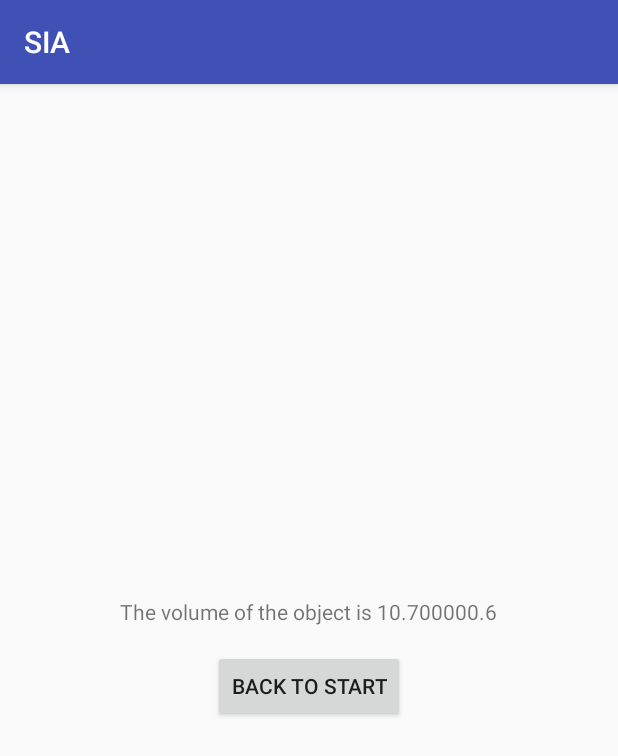
After one commit to cwkd/SIA, an Android app: the VolumeActivity screen opened directly, with no data from a screen before it, on a phone screen of 412 x 824 dp. The commit adds this screen. Shown: the top 756 px of the screen. Run offline under Robolectric (Android 15) with nearby library versions, the phone set to English and light mode, and no system bars.

Commit message:
Thrid Commit

```diff
--- a/app/build.gradle
+++ b/app/build.gradle
@@ -34,9 +34,9 @@ dependencies {
     androidTestCompile('com.android.support.test.espresso:espresso-core:2.2.2', {
         exclude group: 'com.android.support', module: 'support-annotations'
     })
+    compile project(':openCVLibrary330')
     compile 'com.android.support:appcompat-v7:26.+'
     compile 'com.android.support.constraint:constraint-layout:1.0.2'
     compile 'com.android.support:support-v4:26.+'
     testCompile 'junit:junit:4.12'
-    compile project(':openCVLibrary330')
 }
--- a/app/src/main/java/com/example/daniel/sia/CamPreview.java
+++ b/app/src/main/java/com/example/daniel/sia/CamPreview.java
@@ -25,8 +25,8 @@ public class CamPreview extends SurfaceView implements SurfaceHolder.Callback {
         mCamera.setDisplayOrientation(90);
         mHolder = getHolder();
         mHolder.addCallback(this);
-        mHolder.setType(SurfaceHolder.SURFACE_TYPE_NORMAL);
-        //mHolder.setType(SurfaceHolder.SURFACE_TYPE_PUSH_BUFFERS);
+        //mHolder.setType(SurfaceHolder.SURFACE_TYPE_NORMAL);
+        mHolder.setType(SurfaceHolder.SURFACE_TYPE_PUSH_BUFFERS);
     }
 
     @Override
--- /dev/null
+++ b/app/src/main/java/com/example/daniel/sia/VolumeActivity.java
@@ -0,0 +1,35 @@
+package com.example.daniel.sia;
+
+import android.content.Intent;
+import android.support.v7.app.AppCompatActivity;
+import android.os.Bundle;
+import android.view.View;
+import android.widget.TextView;
+
+public class VolumeActivity extends AppCompatActivity {
+
+    private String volumeMessage;
+    private double volumeActual;
+    private double[] dimensionsActual;
+
+    private TextView textView;
+
+    @Override
+    protected void onCreate(Bundle savedInstanceState) {
+        super.onCreate(savedInstanceState);
+        setContentView(R.layout.activity_volume);
+
+        Intent intent = getIntent();
+        volumeActual = intent.getDoubleExtra("volumeActual", 10.70);
+        dimensionsActual = intent.getDoubleArrayExtra("dimensionsActual");
+        volumeMessage = String.format("The volume of the object is %f.6", volumeActual);
+        textView = (TextView)findViewById(R.id.volume_text_view);
+        textView.setText(volumeMessage);
+    }
+
+    public void backToMain(View view) {
+        Intent intent = new Intent(this, MainActivity.class);
+        startActivity(intent);
+        finish();
+    }
+}
--- a/app/src/main/res/layout/activity_fullscreen.xml
+++ b/app/src/main/res/layout/activity_fullscreen.xml
@@ -14,7 +14,6 @@
         android:layout_height="match_parent"
         android:gravity="center"
         android:keepScreenOn="true"
-        android:text="@string/dummy_content"
         android:textColor="#33b5e5"
         android:textSize="50sp"
         android:textStyle="bold" />
@@ -42,7 +41,7 @@
                 android:layout_width="0dp"
                 android:layout_height="wrap_content"
                 android:layout_weight="1"
-                android:text="@string/dummy_button" />
+                android:text="@string/fullscreen_activity_button" />
 
         </LinearLayout>
     </FrameLayout>
--- /dev/null
+++ b/app/src/main/res/layout/activity_volume.xml
@@ -0,0 +1,42 @@
+<?xml version="1.0" encoding="utf-8"?>
+<android.support.constraint.ConstraintLayout xmlns:android="http://schemas.android.com/apk/res/android"
+    xmlns:app="http://schemas.android.com/apk/res-auto"
+    xmlns:tools="http://schemas.android.com/tools"
+    android:layout_width="match_parent"
+    android:layout_height="match_parent"
+    tools:context="com.example.daniel.sia.VolumeActivity">
+
+    <LinearLayout
+        android:layout_width="fill_parent"
+        android:layout_height="fill_parent"
+        android:layout_margin="0dp"
+        android:orientation="vertical"
+        android:gravity="center"
+        app:layout_constraintTop_toTopOf="parent"
+        app:layout_constraintBottom_toBottomOf="parent"
+        app:layout_constraintLeft_toLeftOf="parent"
+        app:layout_constraintRight_toRightOf="parent">
+
+        <TextView
+            android:id="@+id/volume_text_view"
+            android:layout_width="wrap_content"
+            android:layout_height="wrap_content"
+            android:layout_margin="8dp"
+            android:layout_gravity="center"
+            app:layout_constraintLeft_toLeftOf="parent"
+            app:layout_constraintRight_toRightOf="parent"
+            app:layout_constraintTop_toTopOf="parent"
+            app:layout_constraintBottom_toBottomOf="parent" />
+
+        <Button
+            android:layout_width="wrap_content"
+            android:layout_height="wrap_content"
+            android:layout_margin="8dp"
+            android:text="@string/main_button"
+            android:onClick="backToMain"
+            />
+    </LinearLayout>
+
+
+
+</android.support.constraint.ConstraintLayout>
--- a/app/src/main/res/values/colors.xml
+++ b/app/src/main/res/values/colors.xml
@@ -2,7 +2,7 @@
 <resources>
     <color name="colorPrimary">#3F51B5</color>
     <color name="colorPrimaryDark">#303F9F</color>
-    <color name="colorAccent">#FF4081</color>
+    <color name="colorAccent">#ff4081</color>
 
     <color name="black_overlay">#66000000</color>
 </resources>
--- /dev/null
+++ b/app/src/main/res/xml/file_paths.xml
@@ -0,0 +1,4 @@
+<?xml version="1.0" encoding="utf-8"?>
+<paths xmlns:android="http://schemas.android.com/tools">
+    <external-path name="my_images" path="MyCameraApp"/>
+</paths>
```
Also changed, not shown: app/src/main/AndroidManifest.xml (+19 -3 lines), app/src/main/java/com/example/daniel/sia/CameraActivity.java (+92 -28 lines), app/src/main/java/com/example/daniel/sia/ImageVerificationActivity.java (added, +126 -0 lines), app/src/main/java/com/example/daniel/sia/MainActivity.java (+60 -78 lines), app/src/main/res/layout/activity_image_verification.xml (added, +63 -0 lines), app/src/main/res/layout/activity_main.xml (+1 -34 lines), app/src/main/res/values/strings.xml (+9 -3 lines).
